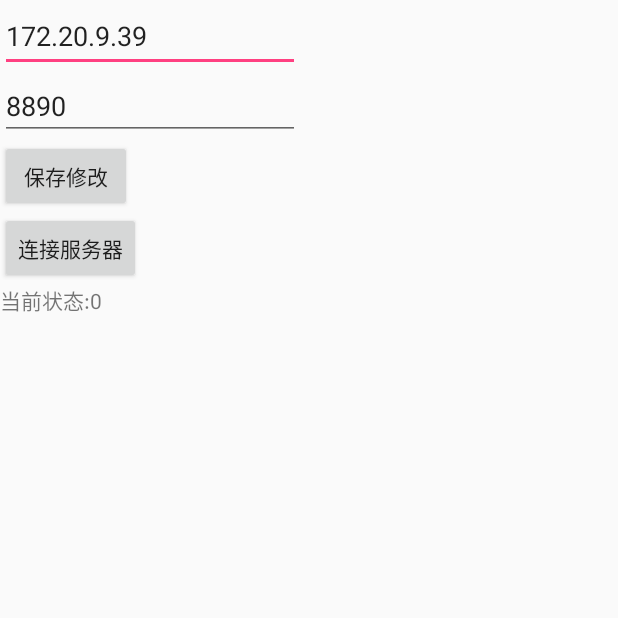
After one commit to mawanjin/firemonitor, an Android app: the SettingServerActivity screen opened directly, with no data from a screen before it, on a phone screen of 412 x 824 dp, the top half of it. The commit adds this screen. Run offline under Robolectric (Android 15) with nearby library versions, the phone set to English and light mode, and no system bars; libraries missing offline, so code that uses them is left out: com.xuhao.android.

Commit message:
协议文档

```diff
--- a/app/src/main/AndroidManifest.xml
+++ b/app/src/main/AndroidManifest.xml
@@ -83,6 +83,10 @@
 
         </activity>
 
+        <activity android:name=".SettingServerActivity" android:screenOrientation="portrait">
+
+        </activity>
+
     </application>
 
 </manifest>
--- /dev/null
+++ b/app/src/main/java/com/dadatop/cd/firemonitor/SettingServerActivity.java
@@ -0,0 +1,73 @@
+package com.dadatop.cd.firemonitor;
+
+import android.app.Activity;
+import android.os.Bundle;
+import android.os.Handler;
+import android.os.Message;
+import android.view.View;
+import android.widget.Button;
+import android.widget.EditText;
+import android.widget.TextView;
+import android.widget.Toast;
+
+import com.dadatop.cd.firemonitor.setting.PrefUtil;
+import com.dadatop.cd.firemonitor.socket.SocketUtil;
+
+import org.w3c.dom.Text;
+
+import java.net.SocketImpl;
+
+public class SettingServerActivity extends Activity{
+
+    EditText txtServer,txtPort;
+    Button btnSubmit,btnConnectServer;
+    TextView server_status;
+
+
+    @Override
+    protected void onCreate(Bundle savedInstanceState) {
+        super.onCreate(savedInstanceState);
+        setContentView(R.layout.activity_setting_server);
+        txtServer = findViewById(R.id.txtServer);
+        txtPort = findViewById(R.id.txtPort);
+        btnSubmit = findViewById(R.id.btnSubmit);
+        btnConnectServer = findViewById(R.id.btnConnectServer);
+        server_status = findViewById(R.id.server_status);
+
+        txtServer.setText(PrefUtil.getInstance(this).getSocketServer());
+        txtPort.setText(PrefUtil.getInstance(this).getSocketPort()+"");
+        btnSubmit.setOnClickListener(new View.OnClickListener() {
+            @Override
+            public void onClick(View v) {
+                PrefUtil.getInstance(SettingServerActivity.this).setSocketServer(txtServer.getText().toString());
+                PrefUtil.getInstance(SettingServerActivity.this).setSocketPort(txtPort.getText().toString());
+                Toast.makeText(SettingServerActivity.this,"保存成功",Toast.LENGTH_SHORT).show();
+            }
+        });
+
+        btnConnectServer.setOnClickListener(new View.OnClickListener() {
+            @Override
+            public void onClick(View v) {
+                SocketUtil.getInstance().connect();
+            }
+        });
+
+        mHandler.sendEmptyMessage(1);
+
+        server_status.setText("当前状态:"+SocketUtil.getInstance().getStatus()+"");
+
+    }
+
+    Handler mHandler = new Handler(){
+        @Override
+        public void handleMessage(Message msg) {
+            super.handleMessage(msg);
+            server_status.setText("当前状态:"+SocketUtil.getInstance().getStatus()+"");
+            int s = SocketUtil.getInstance().getStatus();
+            if(s==0){
+                mHandler.sendEmptyMessageDelayed(1,2000);
+            }
+
+        }
+    };
+}
--- a/app/src/main/java/com/dadatop/cd/firemonitor/activity/ActivityCommon.java
+++ b/app/src/main/java/com/dadatop/cd/firemonitor/activity/ActivityCommon.java
@@ -28,7 +28,7 @@ import java.util.ArrayList;
 public abstract class ActivityCommon extends AppCompatActivity {
     protected TextView txtLog;
     protected Button btn;
-    protected Button setting;
+    protected Button setting,serverSetting;
     protected TextView txtResult;
 
     protected Handler handler;
@@ -86,6 +86,8 @@ public abstract class ActivityCommon extends AppCompatActivity {
         txtLog = (TextView) findViewById(R.id.txtLog);
         btn = (Button) findViewById(R.id.btn);
         setting = (Button) findViewById(R.id.setting);
+        serverSetting = (Button) findViewById(R.id.serverSetting);
+
         String descText = "";
         try {
             InputStream is = getResources().openRawResource(textId);
--- /dev/null
+++ b/app/src/main/java/com/dadatop/cd/firemonitor/setting/PrefUtil.java
@@ -0,0 +1,54 @@
+package com.dadatop.cd.firemonitor.setting;
+
+import android.content.Context;
+import android.content.SharedPreferences;
+
+public class PrefUtil {
+    SharedPreferences mSharedPreferences;
+    static PrefUtil prefUtil;
+    Context context;
+
+    private PrefUtil(Context context) {
+        this.context = context;
+        mSharedPreferences = context.getSharedPreferences("firemonitor_stat_sharedPreferences", 0);
+    }
+
+    public static PrefUtil getInstance(Context context) {
+        if (prefUtil == null) {
+            prefUtil = new PrefUtil(context);
+        }
+        return prefUtil;
+    }
+
+    public String getSocketServer() {
+        return mSharedPreferences.getString("socket_server", "172.20.9.39");
+    }
+
+    public void setSocketServer(String listStr) {
+        SharedPreferences.Editor mEditor = mSharedPreferences.edit();
+        mEditor.putString("socket_server", listStr);
+        mEditor.commit();
+    }
+
+    public int getSocketPort() {
+
+        int port = 8890;
+        try {
+            port = Integer.parseInt(mSharedPreferences.getString("socket_port", "8890"));
+        }catch (Exception e){
+
+        }
+        if(port<1000){
+            port = 8890;
+        }
+        return port;
+
+    }
+
+    public void setSocketPort(String listStr) {
+        SharedPreferences.Editor mEditor = mSharedPreferences.edit();
+        mEditor.putString("socket_port", listStr);
+        mEditor.commit();
+    }
+
+}
--- a/app/src/main/java/com/dadatop/cd/firemonitor/socket/SocketUtil.java
+++ b/app/src/main/java/com/dadatop/cd/firemonitor/socket/SocketUtil.java
@@ -9,6 +9,7 @@ import com.dadatop.cd.firemonitor.DialActivity;
 import com.dadatop.cd.firemonitor.MainActivity;
 import com.dadatop.cd.firemonitor.MyApplication;
 import com.dadatop.cd.firemonitor.RecoActivity;
+import com.dadatop.cd.firemonitor.setting.PrefUtil;
 import com.dadatop.cd.firemonitor.socket.data.ReadyMsg;
 import com.dadatop.cd.firemonitor.socket.data.ReadyToRecMsg;
 import com.dadatop.cd.firemonitor.socket.data.RecMsg;
@@ -41,9 +42,20 @@ public class SocketUtil {
 
     IConnectionManager mManager;
     private PulseData mPulseData = new PulseData();
+
+    int connect_status = 0;
+
+    public int getStatus(){
+        return connect_status;
+    }
+
     public  void connect(){
 
-        ConnectionInfo info = new ConnectionInfo("172.20.9.39", 8890);
+//        ConnectionInfo info = new ConnectionInfo("172.20.9.39", 8890);
+        String server = PrefUtil.getInstance(_activity).getSocketServer();
+        int port = PrefUtil.getInstance(_activity).getSocketPort();
+
+        ConnectionInfo info = new ConnectionInfo(server, port);
         mManager = OkSocket.open(info);
         mManager.registerReceiver(new SocketActionAdapter() {
             @Override
@@ -53,22 +65,24 @@ public class SocketUtil {
 
             @Override
             public void onSocketIOThreadShutdown(Context context, String action, Exception e) {
-                super.onSocketIOThreadShutdown(context, action, e);
+                connect_status = 0;
             }
 
             @Override
             public void onSocketDisconnection(Context context, ConnectionInfo info, String action, Exception e) {
-                super.onSocketDisconnection(context, info, action, e);
+                connect_status = 0;
             }
 
             @Override
             public void onSocketConnectionSuccess(Context context, ConnectionInfo info, String action) {
+                connect_status = 1;
                 SocketUtil.getInstance().sendReady();
                 OkSocket.open(info).getPulseManager().setPulseSendable(mPulseData).pulse();//Start the heartbeat.
             }
 
             @Override
             public void onSocketConnectionFailed(Context context, ConnectionInfo info, String action, Exception e) {
+                connect_status = 0;
                 super.onSocketConnectionFailed(context, info, action, e);
             }
 
--- a/app/src/main/res/layout/activity_reco.xml
+++ b/app/src/main/res/layout/activity_reco.xml
@@ -8,7 +8,7 @@
     android:id="@+id/countDown"
     android:layout_width="120dp"
     android:layout_height="120dp"
-    android:src="@drawable/num51"
+    android:src="@drawable/time0005"
     android:layout_centerInParent="true"/>
 
     <ImageView
--- /dev/null
+++ b/app/src/main/res/layout/activity_setting_server.xml
@@ -0,0 +1,38 @@
+<?xml version="1.0" encoding="utf-8"?>
+<LinearLayout xmlns:android="http://schemas.android.com/apk/res/android"
+    android:orientation="vertical" android:layout_width="match_parent"
+    android:layout_height="match_parent">
+
+    <EditText
+        android:id="@+id/txtServer"
+        android:layout_width="200dp"
+        android:layout_height="wrap_content"
+        android:hint="请输入服务器地址"/>
+
+    <EditText
+        android:id="@+id/txtPort"
+        android:layout_width="200dp"
+        android:layout_height="wrap_content"
+        android:inputType="number"/>
+
+    <Button
+        android:id="@+id/btnSubmit"
+        android:layout_width="wrap_content"
+        android:layout_height="wrap_content"
+        android:text="保存修改"/>
+
+    <Button
+        android:id="@+id/btnConnectServer"
+        android:layout_width="wrap_content"
+        android:layout_height="wrap_content"
+        android:text="连接服务器"/>
+
+    <TextView
+        android:id="@+id/server_status"
+        android:layout_width="wrap_content"
+        android:layout_height="wrap_content" />
+
+
+
+
+</LinearLayout>
--- a/app/src/main/res/values/strings.xml
+++ b/app/src/main/res/values/strings.xml
@@ -7,6 +7,7 @@
     <string name="cancel">取消</string>
     <string name="start">开始</string>
     <string name="setting">设置</string>
+    <string name="setting_server">服务器设置</string>
 
 
     <string name="infile_default"></string>
```
Also changed, not shown: app/src/main/java/com/dadatop/cd/firemonitor/RecoActivity.java (+5 -5 lines), app/src/main/java/com/dadatop/cd/firemonitor/activity/ActivityUiRecog.java (+14 -0 lines), app/src/main/res/layout/common.xml (+7 -0 lines), app/src/main/res/drawable/time0001.png (added), app/src/main/res/drawable/time0002.png (added), app/src/main/res/drawable/time0003.png (added), app/src/main/res/drawable/time0004.png (added), app/src/main/res/drawable/time0005.png (added).
